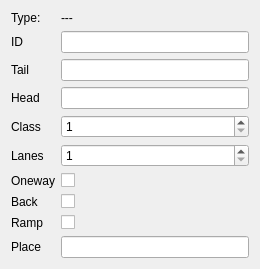
First picture: the form in trlinkdock.ui, repository hubertqtraf/QtOSMTraffic, before the edit.
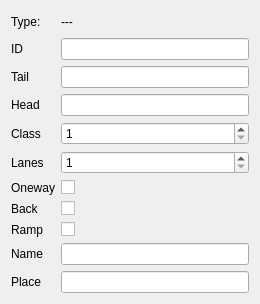
Second picture: the form after the edit.

Commit message: Add field for road name

What changed in the file:
```diff
--- a/trlinkdock.ui
+++ b/trlinkdock.ui
@@ -7,13 +7,22 @@
     <x>0</x>
     <y>0</y>
     <width>260</width>
-    <height>232</height>
+    <height>304</height>
    </rect>
   </property>
+  <property name="sizePolicy">
+   <sizepolicy hsizetype="Preferred" vsizetype="Preferred">
+    <horstretch>0</horstretch>
+    <verstretch>0</verstretch>
+   </sizepolicy>
+  </property>
   <property name="windowTitle">
    <string>Form</string>
   </property>
   <layout class="QGridLayout" name="gridLayout_2">
+   <property name="sizeConstraint">
+    <enum>QLayout::SetDefaultConstraint</enum>
+   </property>
    <item row="0" column="0">
     <layout class="QGridLayout" name="gridLayout">
      <item row="8" column="0">
@@ -161,6 +170,16 @@
        </property>
       </widget>
      </item>
+     <item row="12" column="1">
+      <widget class="QLineEdit" name="lineEdit_Name"/>
+     </item>
+     <item row="12" column="0">
+      <widget class="QLabel" name="label_Name">
+       <property name="text">
+        <string>Name</string>
+       </property>
+      </widget>
+     </item>
     </layout>
    </item>
   </layout>
```
Left out of the diff: 2 changed lines with no effect on the pictures. The commit also changes 2 other files.
